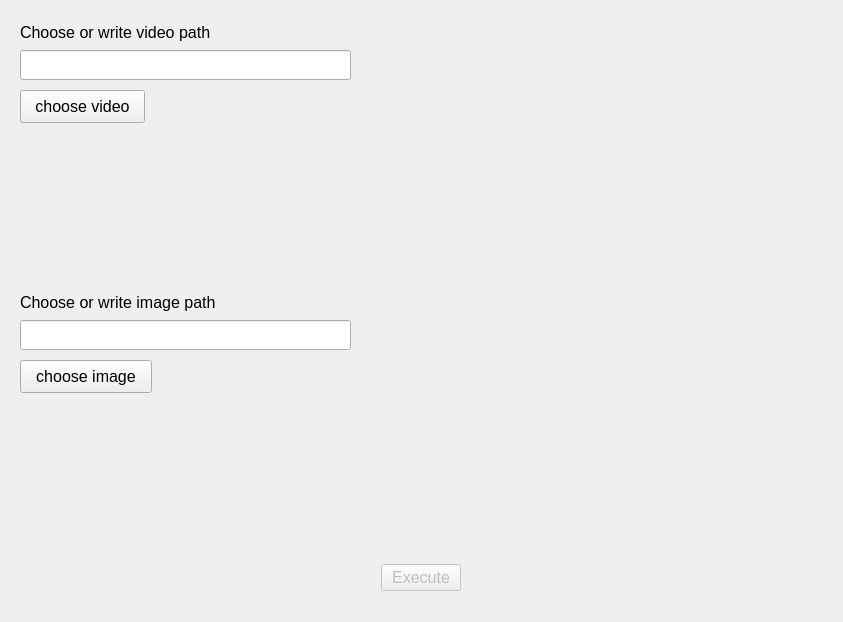
First picture: the form in frame1.ui, repository Egor-S-N/VideoSearching, before the edit.
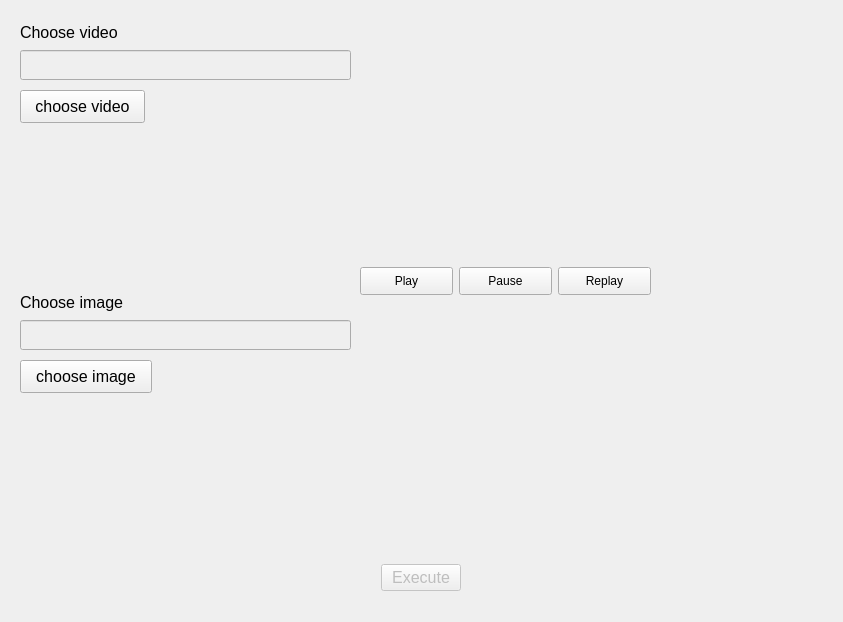
Second picture: the form after the edit.

The edit to the form file:
```diff
--- a/frame1.ui
+++ b/frame1.ui
@@ -33,6 +33,9 @@
     </property>
    </widget>
    <widget class="QLineEdit" name="video_path">
+    <property name="enabled">
+     <bool>false</bool>
+    </property>
     <property name="geometry">
      <rect>
       <x>20</x>
@@ -52,7 +55,7 @@
      <rect>
       <x>20</x>
       <y>20</y>
-      <width>240</width>
+      <width>119</width>
       <height>24</height>
      </rect>
     </property>
@@ -62,10 +65,13 @@
      </font>
     </property>
     <property name="text">
-     <string>Choose or write video path</string>
+     <string>Choose video</string>
     </property>
    </widget>
    <widget class="QLineEdit" name="image_path">
+    <property name="enabled">
+     <bool>false</bool>
+    </property>
     <property name="geometry">
      <rect>
       <x>20</x>
@@ -85,7 +91,7 @@
      <rect>
       <x>20</x>
       <y>290</y>
-      <width>247</width>
+      <width>126</width>
       <height>24</height>
      </rect>
     </property>
@@ -95,7 +101,7 @@
      </font>
     </property>
     <property name="text">
-     <string>Choose or write image path</string>
+     <string>Choose image</string>
     </property>
    </widget>
    <widget class="QPushButton" name="choose_image_btn">
@@ -122,9 +128,12 @@
       <x>360</x>
       <y>300</y>
       <width>451</width>
-      <height>181</height>
+      <height>251</height>
      </rect>
     </property>
+    <property name="autoFillBackground">
+     <bool>true</bool>
+    </property>
     <property name="frameShape">
      <enum>QFrame::NoFrame</enum>
     </property>
@@ -141,7 +150,7 @@
       <x>360</x>
       <y>10</y>
       <width>451</width>
-      <height>231</height>
+      <height>251</height>
      </rect>
     </property>
     <property name="autoFillBackground">
@@ -201,6 +210,51 @@
      </item>
     </layout>
    </widget>
+   <widget class="QPushButton" name="play_btn">
+    <property name="enabled">
+     <bool>true</bool>
+    </property>
+    <property name="geometry">
+     <rect>
+      <x>360</x>
+      <y>267</y>
+      <width>93</width>
+      <height>28</height>
+     </rect>
+    </property>
+    <property name="text">
+     <string>Play</string>
+    </property>
+   </widget>
+   <widget class="QPushButton" name="pause_btn">
+    <property name="enabled">
+     <bool>true</bool>
+    </property>
+    <property name="geometry">
+     <rect>
+      <x>459</x>
+      <y>267</y>
+      <width>93</width>
+      <height>28</height>
+     </rect>
+    </property>
+    <property name="text">
+     <string>Pause</string>
+    </property>
+   </widget>
+   <widget class="QPushButton" name="restart_btn">
+    <property name="geometry">
+     <rect>
+      <x>558</x>
+      <y>267</y>
+      <width>93</width>
+      <height>28</height>
+     </rect>
+    </property>
+    <property name="text">
+     <string>Replay</string>
+    </property>
+   </widget>
   </widget>
  </widget>
  <resources/>
```
